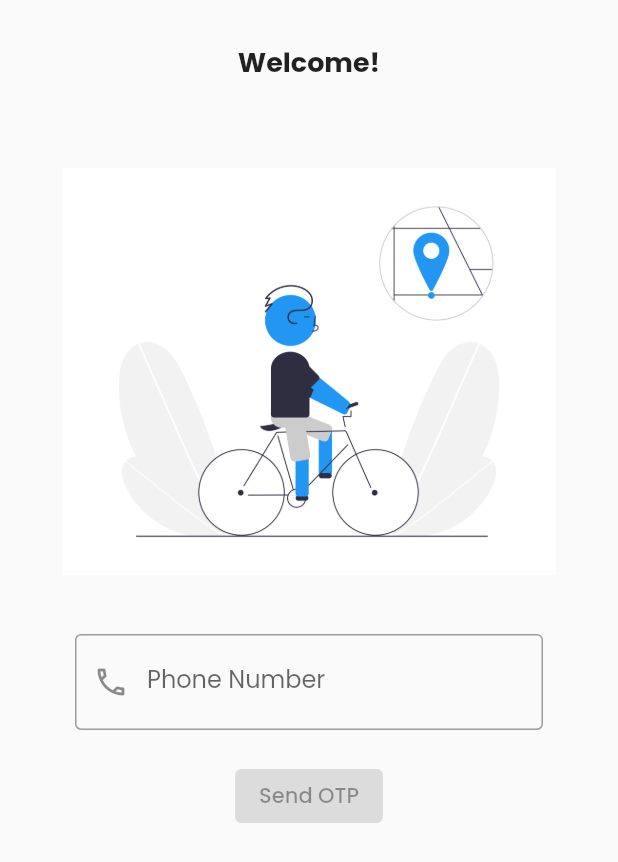
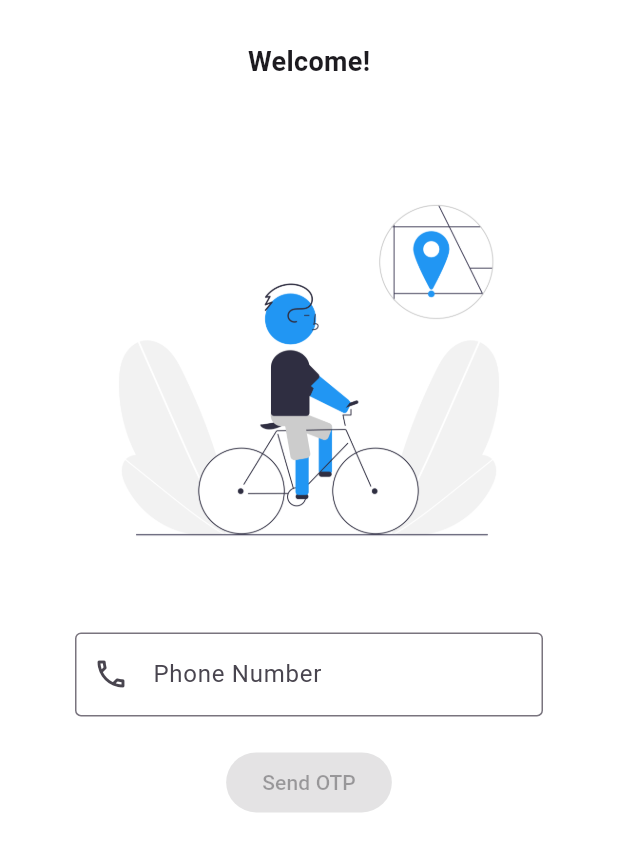
Before and after one commit to Mayuresh-G-Mhatre/public-bicycle-sharing-2, a Flutter app: the screen it shows after launch, after a tap on "Enable Location", after a tap on "Skip", after a tap on "Enter", on a phone screen of 412 x 824 dp. Shown: the top 862 px of the screen. Run offline on Flutter 3.47's test engine with Material 2 defaults, Android fonts, the phone set to English and light mode, and no system bars; our stand-ins replace accordion, animated_text_kit, flutter_rating_bar, fluttertoast, introduction_screen, lottie and 5 more; missing offline and left inert: qr_code_scanner, slide_to_confirm.

Commit message:
Revert "feat fixed dark mode theme data"

```diff
--- a/lib/main.dart
+++ b/lib/main.dart
@@ -1,13 +1,9 @@
 import 'package:flutter/material.dart';
-import 'package:public_bicycle_sharing/provider/theme.custom.dart';
 import 'package:public_bicycle_sharing/screens/home/default_home.dart';
 import 'package:public_bicycle_sharing/screens/home/qr_scan.dart';
 import 'package:public_bicycle_sharing/screens/loading/splash.dart';
 import 'package:public_bicycle_sharing/screens/settings/config.dart';
 import 'package:public_bicycle_sharing/services/shared_prefs.dart';
-import 'package:provider/provider.dart';
-
-import 'provider/theme.data.dart';
 
 void main() => runApp(const MyApp());
 
@@ -21,6 +17,9 @@ class MyApp extends StatefulWidget {
 class _MyAppState extends State<MyApp> {
   SharedPrefGetsNSets sprefs = SharedPrefGetsNSets();
 
+  late String _themeColor;
+  late bool _isDark;
+
   Map<String, Color> stringToColor = {
     'blue': Colors.blue,
     'purple': Colors.purple,
@@ -29,27 +28,27 @@ class _MyAppState extends State<MyApp> {
     'brown': Colors.brown,
   };
 
-  // // shared pref //
-  // Future<void> getThemeColor() async {
-  //   String? themeColor = await sprefs.getThemeColor();
-  //   setState(() {
-  //     _themeColor = themeColor!;
-  //   });
-  // }
+  // shared pref //
+  Future<void> getThemeColor() async {
+    String? themeColor = await sprefs.getThemeColor();
+    setState(() {
+      _themeColor = themeColor!;
+    });
+  }
 
-  // // shared pref //
-  // Future<void> getDarkThemeStatus() async {
-  //   bool? isDark = await sprefs.getDarkThemeStatus();
-  //   setState(() {
-  //     _isDark = isDark!;
-  //   });
-  // }
+  // shared pref //
+  Future<void> getDarkThemeStatus() async {
+    bool? isDark = await sprefs.getDarkThemeStatus();
+    setState(() {
+      _isDark = isDark!;
+    });
+  }
 
   final ThemeData _lightTheme = ThemeData(
     useMaterial3: true,
     scaffoldBackgroundColor: Colors.white,
     brightness: Brightness.light,
-    primaryColor: Colors.blue, // #2196F3
+    primaryColor: Colors.blue,  // #2196F3
     // floatingActionButtonTheme:
     //     const FloatingActionButtonThemeData(backgroundColor: Colors.blue),
   );
@@ -74,19 +73,14 @@ class _MyAppState extends State<MyApp> {
 
   @override
   Widget build(BuildContext context) {
-    return MultiProvider(
-      providers: [
-        ChangeNotifierProvider(create: (_) => ThemeProvider()),
-      ],
-      child: MaterialApp(
-        debugShowCheckedModeBanner: false,
-        title: 'WePedL',
-        theme: CustomTheme.lightTheme(),
-        darkTheme: CustomTheme.darkTheme(),
-        themeMode: ThemeProvider().themeMode,
-        home: const SplashScreen(),
-        // home: const DefaultHomeScreen(), // for testing
-      ),
+    return MaterialApp(
+      debugShowCheckedModeBanner: false,
+      title: 'WePedL',
+      theme: _lightTheme,
+      darkTheme: _darkTheme,
+      themeMode: currentTheme.currentTheme(),
+      home: const SplashScreen(),
+      // home: const DefaultHomeScreen(), // for testing
     );
   }
 }
--- a/lib/provider/theme.custom.dart
+++ /dev/null
@@ -1,24 +0,0 @@
-import 'package:flutter/material.dart';
-import 'package:google_fonts/google_fonts.dart';
-
-class CustomTheme {
-  static ThemeData lightTheme() {
-    return ThemeData(
-      fontFamily: GoogleFonts.poppins(
-        fontWeight: FontWeight.w700,
-      ).fontFamily,
-    );
-  }
-
-  static ThemeData darkTheme() {
-    return ThemeData(
-      fontFamily: GoogleFonts.poppins(
-        fontWeight: FontWeight.w700,
-      ).fontFamily,
-      brightness: Brightness.dark,
-      appBarTheme: const AppBarTheme(
-        color: Color.fromARGB(255, 42, 42, 42),
-      ),
-    );
-  }
-}
--- a/lib/provider/theme.data.dart
+++ /dev/null
@@ -1,12 +0,0 @@
-import 'package:flutter/material.dart';
-
-class ThemeProvider with ChangeNotifier {
-  var _themeMode = ThemeMode.light;
-
-  ThemeMode get themeMode => _themeMode;
-
-  void setThemeMode(ThemeMode themeMode) {
-    _themeMode = themeMode;
-    notifyListeners();
-  }
-}
--- a/lib/screens/settings/settings.dart
+++ b/lib/screens/settings/settings.dart
@@ -5,7 +5,6 @@ import 'package:public_bicycle_sharing/screens/settings/config.dart';
 import 'package:public_bicycle_sharing/screens/settings/tc_pp.dart';
 import 'package:public_bicycle_sharing/services/shared_prefs.dart';
 import 'package:shared_preferences/shared_preferences.dart';
-import '../../provider/theme.data.dart';
 
 class SettingsScreen extends StatefulWidget {
   const SettingsScreen({super.key});
@@ -240,15 +239,9 @@ class _SettingsScreenState extends State<SettingsScreen> {
                           customBorder: RoundedRectangleBorder(
                               borderRadius: BorderRadius.circular(50)),
                           onTap: () async {
-                            if (ThemeProvider().themeMode == ThemeMode.light) {
-                              ThemeProvider().setThemeMode(ThemeMode.dark);
-                            } else {
-                              ThemeProvider().setThemeMode(ThemeMode.light);
-                            }
-
-                            // setState(() {
-                            //   _themeColor = 'blue';
-                            // });
+                            setState(() {
+                              _themeColor = 'blue';
+                            });
                             await sprefs.setThemeColor(_themeColor);
                             showUnderDevelopmentToast();
                           },
--- a/pubspec.yaml
+++ b/pubspec.yaml
@@ -37,14 +37,12 @@ dependencies:
   flutter_rating_bar: ^4.0.1
   flutter_svg: ^1.1.6
   fluttertoast: ^8.1.2
-  google_fonts: ^4.0.3
   intl: ^0.18.0
   introduction_screen: ^3.1.2
   lottie: ^2.0.0
   multiavatar: ^0.1.5
   otp_text_field: ^1.1.3
   persistent_bottom_nav_bar_v2: ^4.2.6
-  provider: ^6.0.5
   qr_code_scanner: ^1.0.1
   share_plus: ^6.3.0
   shared_preferences: ^2.0.15
```
Also changed, not shown: pubspec.lock.
